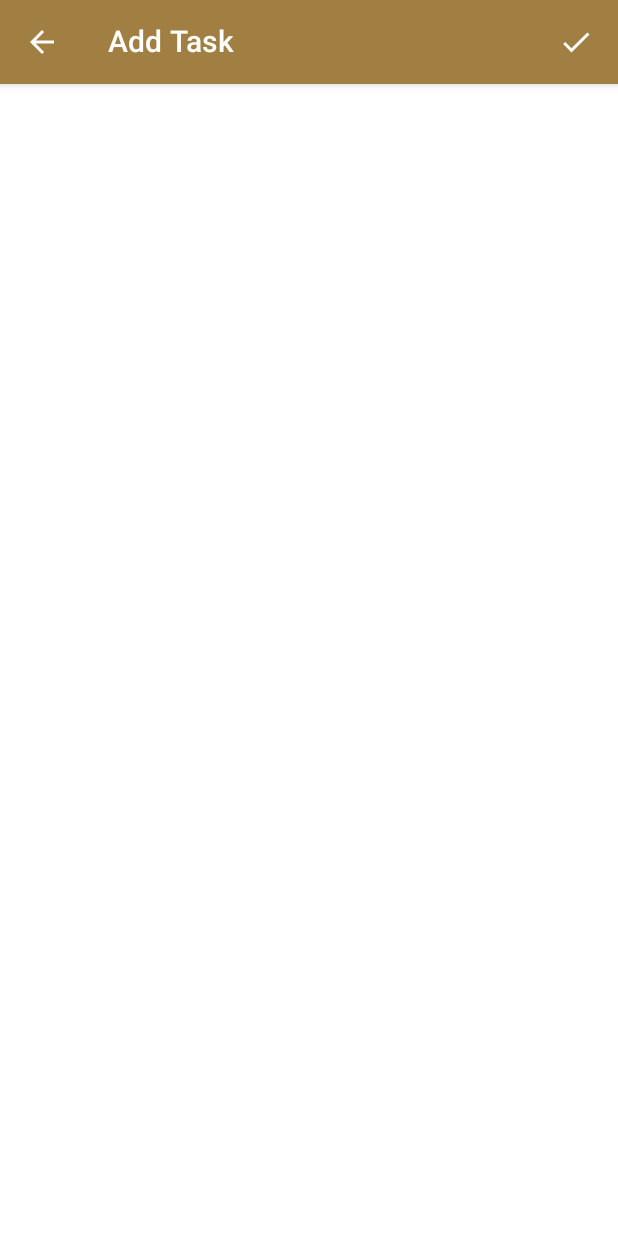
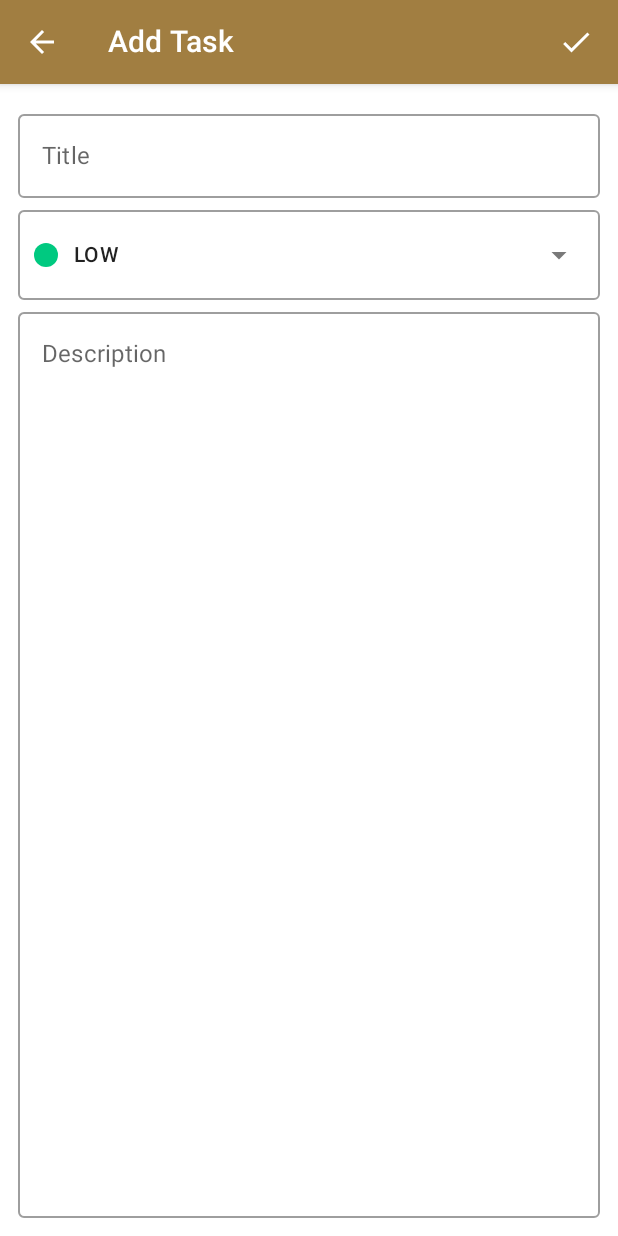
Before and after one commit to ggrobelny/todo_compose, an Android app built with Jetpack Compose: the composable TaskScreen called with empty values, on a phone screen of 412 x 824 dp. Run offline under Robolectric (Android 15) with nearby library versions, the phone set to English and light mode, and no system bars.

Commit message:
task screen - task content

```diff
--- a/app/src/main/java/com/bellicaspiritualis/todo_compose/components/PriorityDropDown.kt
+++ b/app/src/main/java/com/bellicaspiritualis/todo_compose/components/PriorityDropDown.kt
@@ -2,6 +2,7 @@ package com.bellicaspiritualis.todo_compose.components
 
 import androidx.compose.animation.core.animateFloatAsState
 import androidx.compose.foundation.Canvas
+import androidx.compose.foundation.background
 import androidx.compose.foundation.border
 import androidx.compose.foundation.clickable
 import androidx.compose.foundation.layout.Row
@@ -41,11 +42,14 @@ fun PriorityDropDown(
     Row(
         modifier = Modifier
             .fillMaxWidth()
+            .background(MaterialTheme.colors.background)
             .height(PRIORITY_DROP_DOWN_HEIGHT)
             .clickable { expanded = true }
             .border(
                 width = 1.dp,
-                color = MaterialTheme.colors.onSurface.copy(alpha = ContentAlpha.disabled)
+                color = MaterialTheme.colors.onSurface
+                    .copy(alpha = ContentAlpha.disabled),
+                shape = MaterialTheme.shapes.small
             ),
         verticalAlignment = Alignment.CenterVertically
     ) {
@@ -76,7 +80,7 @@ fun PriorityDropDown(
         }
         DropdownMenu(
             modifier = Modifier
-                .fillMaxWidth(),
+                .fillMaxWidth(fraction = 0.94f),
             expanded = expanded,
             onDismissRequest = {
                 expanded = false
--- /dev/null
+++ b/app/src/main/java/com/bellicaspiritualis/todo_compose/ui/screens/task/TaskContent.kt
@@ -0,0 +1,73 @@
+package com.bellicaspiritualis.todo_compose.ui.screens.task
+
+import androidx.compose.foundation.background
+import androidx.compose.foundation.layout.*
+import androidx.compose.material.Divider
+import androidx.compose.material.MaterialTheme
+import androidx.compose.material.OutlinedTextField
+import androidx.compose.material.Text
+import androidx.compose.runtime.Composable
+import androidx.compose.ui.Modifier
+import androidx.compose.ui.res.stringResource
+import androidx.compose.ui.tooling.preview.Preview
+import com.bellicaspiritualis.todo_compose.R
+import com.bellicaspiritualis.todo_compose.components.PriorityDropDown
+import com.bellicaspiritualis.todo_compose.data.models.Priority
+import com.bellicaspiritualis.todo_compose.ui.theme.LARGE_PADDING
+import com.bellicaspiritualis.todo_compose.ui.theme.MEDIUM_PADDING
+
+@Composable
+fun TaskContent(
+    title: String,
+    onTitleChange: (String) -> Unit,
+    description: String,
+    onDescriptionChange: (String) -> Unit,
+    priority: Priority,
+    onPrioritySelected: (Priority) -> Unit,
+) {
+    Column(
+        modifier = Modifier
+            .fillMaxSize()
+            .background(MaterialTheme.colors.background)
+            .padding(all = LARGE_PADDING)
+    ) {
+        OutlinedTextField(
+            modifier = Modifier
+                .fillMaxWidth(),
+            value = title,
+            onValueChange = { onTitleChange(it) },
+            label = { Text(text = stringResource(id = R.string.title)) },
+            textStyle = MaterialTheme.typography.body1,
+            singleLine = true
+        )
+        Divider(
+            modifier = Modifier.height(MEDIUM_PADDING),
+            color = MaterialTheme.colors.background
+        )
+        PriorityDropDown(
+            priority = priority,
+            onPrioritySelected = onPrioritySelected
+        )
+        OutlinedTextField(
+            modifier = Modifier
+                .fillMaxSize(),
+            value = description,
+            onValueChange = { onDescriptionChange(it) },
+            label = { Text(text = stringResource(id = R.string.description)) },
+            textStyle = MaterialTheme.typography.body1
+        )
+    }
+}
+
+@Composable
+@Preview
+fun TaskContentPreview() {
+    TaskContent(
+        title = "",
+        onTitleChange = {},
+        description = "",
+        onDescriptionChange = {},
+        priority = Priority.LOW,
+        onPrioritySelected = {}
+    )
+}
--- a/app/src/main/java/com/bellicaspiritualis/todo_compose/ui/screens/task/TaskScreen.kt
+++ b/app/src/main/java/com/bellicaspiritualis/todo_compose/ui/screens/task/TaskScreen.kt
@@ -2,6 +2,7 @@ package com.bellicaspiritualis.todo_compose.ui.screens.task
 
 import androidx.compose.material.Scaffold
 import androidx.compose.runtime.Composable
+import com.bellicaspiritualis.todo_compose.data.models.Priority
 import com.bellicaspiritualis.todo_compose.data.models.ToDoTask
 import com.bellicaspiritualis.todo_compose.util.Action
 
@@ -18,6 +19,15 @@ fun TaskScreen(
                 navigateToListScreen = navigationToListScreen
             )
         },
-        content = {}
+        content = {
+            TaskContent(
+                title = "",
+                onTitleChange = {},
+                description = "",
+                onDescriptionChange = {},
+                priority = Priority.LOW,
+                onPrioritySelected = {}
+            )
+        }
     )
 }
--- a/app/src/main/java/com/bellicaspiritualis/todo_compose/ui/theme/Color.kt
+++ b/app/src/main/java/com/bellicaspiritualis/todo_compose/ui/theme/Color.kt
@@ -6,8 +6,8 @@ import androidx.compose.ui.graphics.Color
 
 
 val Purple200 = Color(0xFFBB86FC)
-val Purple500 = Color(0xFF6200EE)
-val Purple700 = Color(0xFF3700B3)
+val Purple500 = Color(0xFFA17E41)
+val Purple700 = Color(0xFFA17E41)
 val Teal200 = Color(0xFF03DAC5)
 
 val LightGray = Color(0xFFFCFCFC)
--- a/app/src/main/res/values/strings.xml
+++ b/app/src/main/res/values/strings.xml
@@ -15,4 +15,6 @@
     <string name="delete_icon">Delete Icon</string>
     <string name="update_icon">Update Icon</string>
     <string name="drop_down_arrow">Drop-Down Arrow Icon</string>
+    <string name="title">Title</string>
+    <string name="description">Description</string>
 </resources>
```
